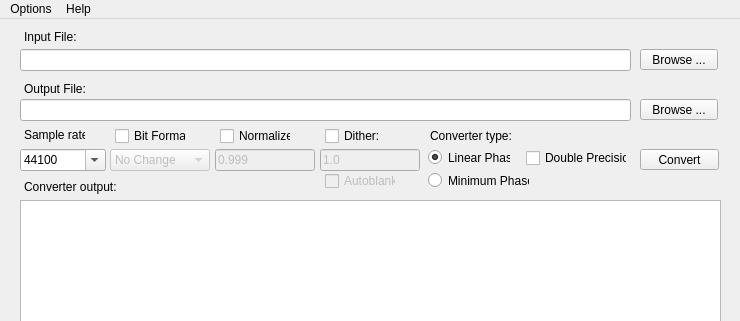
This is ferocious/mainwindow.ui in jniemann66/ferocious as Qt 5 draws it before an edit; both pictures show x 0 to 740 and y 0 to 321 of the 740 by 703 pixel window. The edited form follows.
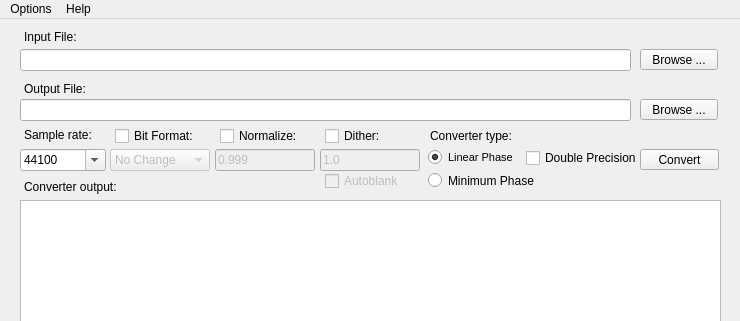
This is the edited form. Icons and pictures are not drawn. Custom widgets are drawn as their Qt base class.

Patch:
```diff
--- a/ferocious/mainwindow.ui
+++ b/ferocious/mainwindow.ui
@@ -344,7 +344,7 @@
      <rect>
       <x>220</x>
       <y>108</y>
-      <width>71</width>
+      <width>101</width>
       <height>18</height>
      </rect>
     </property>
@@ -383,7 +383,7 @@
      <rect>
       <x>526</x>
       <y>130</y>
-      <width>101</width>
+      <width>111</width>
       <height>18</height>
      </rect>
     </property>
@@ -451,7 +451,7 @@
      <rect>
       <x>24</x>
       <y>108</y>
-      <width>61</width>
+      <width>91</width>
       <height>16</height>
      </rect>
     </property>
@@ -467,7 +467,7 @@
      <rect>
       <x>24</x>
       <y>160</y>
-      <width>101</width>
+      <width>131</width>
       <height>16</height>
      </rect>
     </property>
@@ -514,7 +514,7 @@
      <rect>
       <x>115</x>
       <y>108</y>
-      <width>71</width>
+      <width>101</width>
       <height>18</height>
      </rect>
     </property>
@@ -554,7 +554,7 @@
      <rect>
       <x>325</x>
       <y>108</y>
-      <width>71</width>
+      <width>101</width>
       <height>18</height>
      </rect>
     </property>
@@ -575,7 +575,7 @@
      <rect>
       <x>325</x>
       <y>153</y>
-      <width>71</width>
+      <width>101</width>
       <height>18</height>
      </rect>
     </property>
@@ -599,7 +599,7 @@
      <rect>
       <x>428</x>
       <y>153</y>
-      <width>101</width>
+      <width>151</width>
       <height>17</height>
      </rect>
     </property>
@@ -617,13 +617,13 @@
      <rect>
       <x>428</x>
       <y>130</y>
-      <width>82</width>
+      <width>101</width>
       <height>17</height>
      </rect>
     </property>
     <property name="font">
      <font>
-      <pointsize>9</pointsize>
+      <pointsize>8</pointsize>
       <weight>50</weight>
       <bold>false</bold>
       <kerning>true</kerning>
```
Left out of the diff: 2 changed lines with no effect on the pictures.
